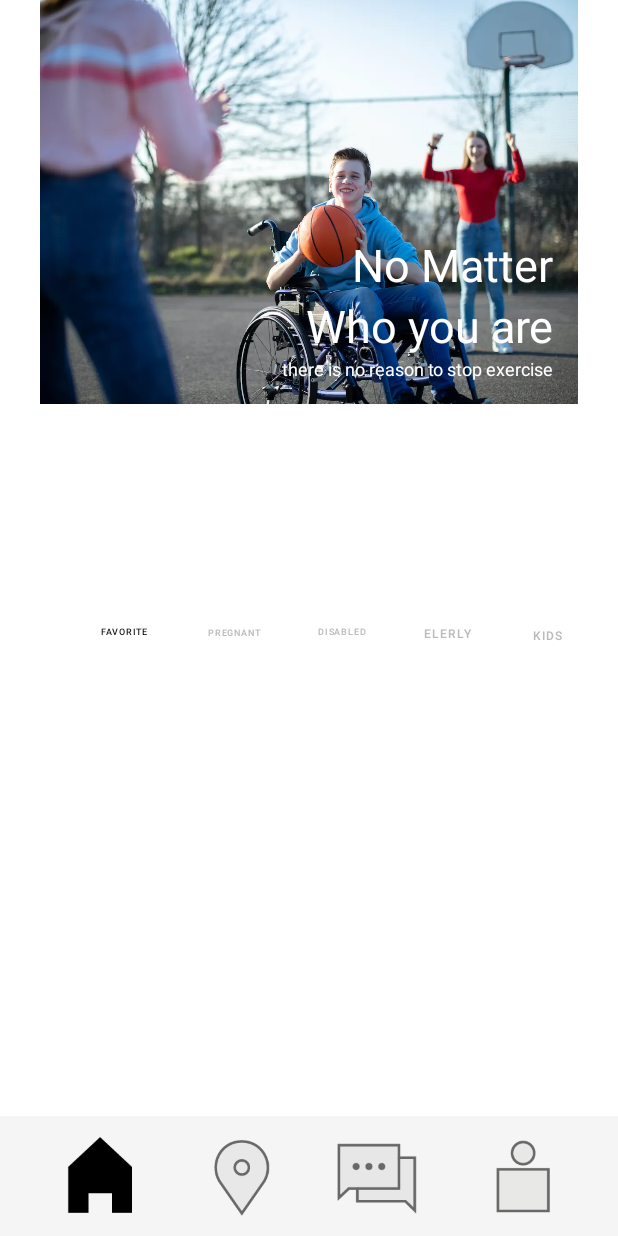
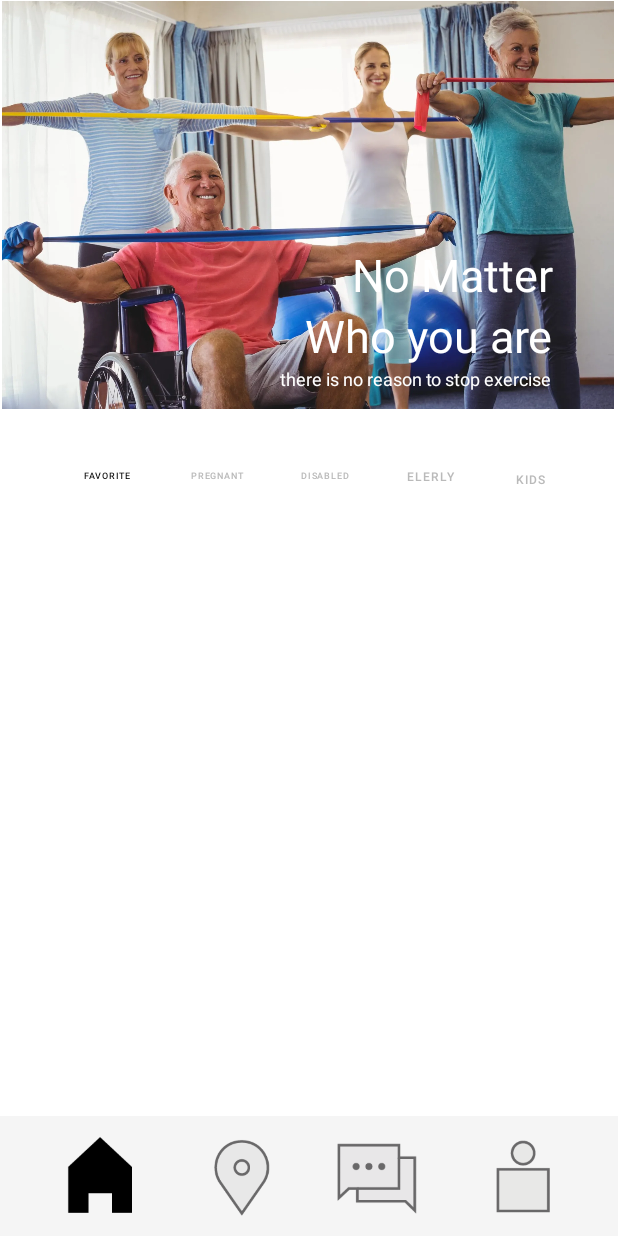
Before and after one commit to Haeji-Cho/gdsc-lets, an Android app: the MainActivity3 screen opened directly, with no data from a screen before it, on a phone screen of 412 x 824 dp. Run offline under Robolectric (Android 15) with nearby library versions, the phone set to English and light mode, and no system bars.

Commit message:
[2023.01.17] ativity_main3 change

```diff
--- a/app/src/main/res/layout/activity_main3.xml
+++ b/app/src/main/res/layout/activity_main3.xml
@@ -6,6 +6,37 @@
     android:layout_height="match_parent"
     tools:context=".MainActivity3">
 
+    <ImageView
+        android:id="@+id/imageView4"
+        android:layout_width="408dp"
+        android:layout_height="273dp"
+        app:layout_constraintBottom_toTopOf="@+id/button7"
+        app:layout_constraintEnd_toEndOf="parent"
+        app:layout_constraintHorizontal_bias="0.333"
+        app:layout_constraintStart_toStartOf="parent"
+        app:layout_constraintTop_toTopOf="parent"
+        app:layout_constraintVertical_bias="0.0"
+        app:srcCompat="@drawable/kakaotalk_20230114_194938526_17"
+        tools:ignore="MissingConstraints" />
+
+    <Button
+        android:id="@+id/button7"
+        android:layout_width="69dp"
+        android:layout_height="36dp"
+        android:layout_weight="1"
+        android:background="#00FF0000"
+        android:backgroundTint="@color/white"
+        android:minWidth="0dp"
+        android:minHeight="0dp"
+        android:text="Disabled"
+        android:textColor="#BABABA"
+        android:textSize="6sp"
+        app:layout_constraintBottom_toTopOf="@+id/materialToolbar2"
+        app:layout_constraintEnd_toStartOf="@+id/button9"
+        app:layout_constraintHorizontal_bias="1.0"
+        app:layout_constraintStart_toStartOf="parent"
+        app:layout_constraintTop_toTopOf="parent"
+        app:layout_constraintVertical_bias="0.423" />
 
     <Button
         android:id="@+id/button6"
@@ -24,26 +55,45 @@
         app:layout_constraintHorizontal_bias="1.0"
         app:layout_constraintStart_toStartOf="parent"
         app:layout_constraintTop_toTopOf="parent"
-        app:layout_constraintVertical_bias="0.57" />
+        app:layout_constraintVertical_bias="0.423" />
 
     <Button
-        android:id="@+id/button7"
-        android:layout_width="69dp"
+        android:id="@+id/button9"
+        android:layout_width="72dp"
         android:layout_height="36dp"
         android:layout_weight="1"
         android:background="#00FF0000"
         android:backgroundTint="@color/white"
         android:minWidth="0dp"
         android:minHeight="0dp"
-        android:text="Disabled"
+        android:text="Elerly"
         android:textColor="#BABABA"
-        android:textSize="6sp"
+        android:textSize="8sp"
         app:layout_constraintBottom_toTopOf="@+id/materialToolbar2"
-        app:layout_constraintEnd_toStartOf="@+id/button9"
+        app:layout_constraintEnd_toStartOf="@+id/button10"
         app:layout_constraintHorizontal_bias="1.0"
         app:layout_constraintStart_toStartOf="parent"
         app:layout_constraintTop_toTopOf="parent"
-        app:layout_constraintVertical_bias="0.57" />
+        app:layout_constraintVertical_bias="0.424" />
+
+    <Button
+        android:id="@+id/button10"
+        android:layout_width="62dp"
+        android:layout_height="35dp"
+        android:layout_weight="1"
+        android:background="#00FF0000"
+        android:backgroundTint="@color/white"
+        android:minWidth="0dp"
+        android:minHeight="0dp"
+        android:text="kids"
+        android:textColor="#BABABA"
+        android:textSize="8sp"
+        app:layout_constraintBottom_toTopOf="@+id/materialToolbar2"
+        app:layout_constraintEnd_toEndOf="parent"
+        app:layout_constraintHorizontal_bias="0.922"
+        app:layout_constraintStart_toStartOf="parent"
+        app:layout_constraintTop_toTopOf="parent"
+        app:layout_constraintVertical_bias="0.426" />
 
     <Button
         android:id="@+id/button8"
@@ -63,45 +113,7 @@
         app:layout_constraintHorizontal_bias="1.0"
         app:layout_constraintStart_toStartOf="parent"
         app:layout_constraintTop_toTopOf="parent"
-        app:layout_constraintVertical_bias="0.571" />
-
-    <Button
-        android:id="@+id/button9"
-        android:layout_width="72dp"
-        android:layout_height="36dp"
-        android:layout_weight="1"
-        android:background="#00FF0000"
-        android:backgroundTint="@color/white"
-        android:minWidth="0dp"
-        android:minHeight="0dp"
-        android:text="Elerly"
-        android:textColor="#BABABA"
-        android:textSize="8sp"
-        app:layout_constraintBottom_toTopOf="@+id/materialToolbar2"
-        app:layout_constraintEnd_toStartOf="@+id/button10"
-        app:layout_constraintHorizontal_bias="1.0"
-        app:layout_constraintStart_toStartOf="parent"
-        app:layout_constraintTop_toTopOf="parent"
-        app:layout_constraintVertical_bias="0.572" />
-
-    <Button
-        android:id="@+id/button10"
-        android:layout_width="62dp"
-        android:layout_height="35dp"
-        android:layout_weight="1"
-        android:background="#00FF0000"
-        android:backgroundTint="@color/white"
-        android:minWidth="0dp"
-        android:minHeight="0dp"
-        android:text="kids"
-        android:textColor="#BABABA"
-        android:textSize="8sp"
-        app:layout_constraintBottom_toTopOf="@+id/materialToolbar2"
-        app:layout_constraintEnd_toEndOf="parent"
-        app:layout_constraintHorizontal_bias="0.954"
-        app:layout_constraintStart_toStartOf="parent"
-        app:layout_constraintTop_toTopOf="parent"
-        app:layout_constraintVertical_bias="0.573" />
+        app:layout_constraintVertical_bias="0.423" />
 
     <com.google.android.material.appbar.MaterialToolbar
         android:id="@+id/materialToolbar2"
@@ -115,19 +127,6 @@
         app:layout_constraintStart_toStartOf="parent"
         app:layout_constraintTop_toTopOf="parent"
         app:layout_constraintVertical_bias="1.0" />
-
-    <ImageView
-        android:id="@+id/imageView2"
-        android:layout_width="428dp"
-        android:layout_height="269dp"
-        android:background="#00FFFFFF"
-        app:layout_constraintBottom_toTopOf="@+id/button7"
-        app:layout_constraintEnd_toEndOf="parent"
-        app:layout_constraintHorizontal_bias="0.529"
-        app:layout_constraintStart_toStartOf="parent"
-        app:layout_constraintTop_toTopOf="parent"
-        app:layout_constraintVertical_bias="0.0"
-        app:srcCompat="@drawable/kakaotalk_20230114_194938526_12" />
 
     <ImageButton
         android:id="@+id/imageButton21"
@@ -215,7 +214,7 @@
         android:textSize="30sp"
         app:layout_constraintBottom_toTopOf="@+id/textView7"
         app:layout_constraintEnd_toEndOf="parent"
-        app:layout_constraintHorizontal_bias="0.828"
+        app:layout_constraintHorizontal_bias="0.824"
         app:layout_constraintStart_toStartOf="parent"
         app:layout_constraintTop_toTopOf="parent"
         app:layout_constraintVertical_bias="1.0" />
@@ -224,15 +223,16 @@
         android:id="@+id/textView7"
         android:layout_width="wrap_content"
         android:layout_height="wrap_content"
+        android:layout_marginTop="244dp"
         android:text="there is no reason to stop exercise"
         android:textColor="@color/white"
         android:textSize="12sp"
-        app:layout_constraintBottom_toBottomOf="@+id/imageView2"
+        app:layout_constraintBottom_toBottomOf="@+id/imageView4"
         app:layout_constraintEnd_toEndOf="parent"
-        app:layout_constraintHorizontal_bias="0.812"
+        app:layout_constraintHorizontal_bias="0.808"
         app:layout_constraintStart_toStartOf="parent"
         app:layout_constraintTop_toTopOf="parent"
-        app:layout_constraintVertical_bias="0.94"
+        app:layout_constraintVertical_bias="0.0"
         tools:ignore="MissingConstraints" />
 
 
```
